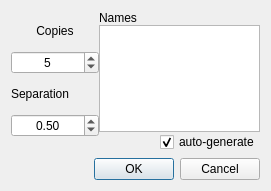
fuzzylite/fuzzylite, file qtfuzzylite/ui/Wizard.ui: the form before one commit.
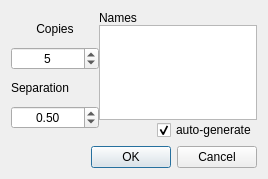
The form after the commit.

```diff
--- a/qtfuzzylite/ui/Wizard.ui
+++ b/qtfuzzylite/ui/Wizard.ui
@@ -9,8 +9,8 @@
    <rect>
     <x>0</x>
     <y>0</y>
-    <width>271</width>
-    <height>191</height>
+    <width>268</width>
+    <height>179</height>
    </rect>
   </property>
   <property name="sizePolicy">
@@ -19,6 +19,11 @@
     <verstretch>0</verstretch>
    </sizepolicy>
   </property>
+  <property name="font">
+   <font>
+    <family>Arial</family>
+   </font>
+  </property>
   <property name="windowTitle">
    <string>Wizard</string>
   </property>
```
